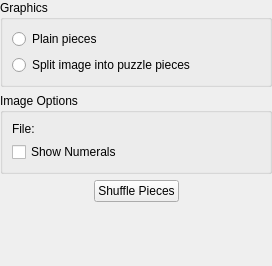
Above: applets/fifteenPuzzle/src/fifteenPuzzleConfig.ui from KDE/kdeplasma-addons before the change. Below: the same form after it.
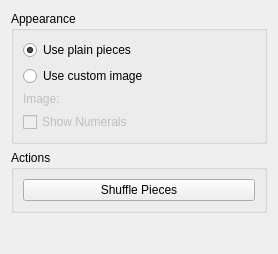
That is the form after the change. Custom widgets are drawn as their Qt base class.

Commit message:
Overall improvement on fifteen puzzle applet.
Add the possibility to save/load config options.
Improved config dialog layout.
Added "Shuffle Pieces" option to the context menu.
Fixed coding style to fit others applets coding style.
Other small fixes.

```diff
--- a/applets/fifteenPuzzle/src/fifteenPuzzleConfig.ui
+++ b/applets/fifteenPuzzle/src/fifteenPuzzleConfig.ui
@@ -5,61 +5,56 @@
    <rect>
     <x>0</x>
     <y>0</y>
-    <width>272</width>
-    <height>266</height>
+    <width>278</width>
+    <height>254</height>
    </rect>
   </property>
   <property name="windowTitle" >
    <string>Configure Fifteen Puzzle</string>
   </property>
   <layout class="QVBoxLayout" >
-   <property name="leftMargin" >
-    <number>0</number>
-   </property>
-   <property name="topMargin" >
-    <number>0</number>
-   </property>
-   <property name="rightMargin" >
-    <number>0</number>
-   </property>
-   <property name="bottomMargin" >
-    <number>0</number>
-   </property>
    <item>
     <widget class="QGroupBox" name="groupBox" >
      <property name="title" >
-      <string>Graphics</string>
+      <string>Appearance</string>
+     </property>
+     <property name="flat" >
+      <bool>true</bool>
      </property>
      <layout class="QVBoxLayout" >
       <item>
        <widget class="QRadioButton" name="rb_identical" >
         <property name="text" >
-         <string>Plain pieces</string>
+         <string>Use plain pieces</string>
+        </property>
+        <property name="checked" >
+         <bool>true</bool>
         </property>
        </widget>
       </item>
       <item>
        <widget class="QRadioButton" name="rb_split" >
         <property name="text" >
-         <string>Split image into puzzle pieces</string>
+         <string>Use custom image</string>
         </property>
        </widget>
       </item>
-     </layout>
-    </widget>
-   </item>
-   <item>
-    <widget class="QGroupBox" name="gb_imageOptions" >
-     <property name="title" >
-      <string>Image Options</string>
-     </property>
-     <layout class="QVBoxLayout" >
       <item>
        <layout class="QHBoxLayout" >
         <item>
-         <widget class="QLabel" name="label_3" >
+         <widget class="QLabel" name="lbl_image" >
+          <property name="enabled" >
+           <bool>false</bool>
+          </property>
           <property name="text" >
-           <string>File:</string>
+           <string>Image:</string>
+          </property>
+         </widget>
+        </item>
+        <item>
+         <widget class="KUrlRequester" name="urlRequester" >
+          <property name="enabled" >
+           <bool>false</bool>
           </property>
          </widget>
         </item>
@@ -67,6 +62,9 @@
       </item>
       <item>
        <widget class="QCheckBox" name="cb_showNumerals" >
+        <property name="enabled" >
+         <bool>false</bool>
+        </property>
         <property name="text" >
          <string>Show Numerals</string>
         </property>
@@ -76,41 +74,23 @@
     </widget>
    </item>
    <item>
-    <layout class="QHBoxLayout" >
-     <item>
-      <spacer>
-       <property name="orientation" >
-        <enum>Qt::Horizontal</enum>
-       </property>
-       <property name="sizeHint" >
-        <size>
-         <width>40</width>
-         <height>20</height>
-        </size>
-       </property>
-      </spacer>
-     </item>
-     <item>
-      <widget class="QPushButton" name="pb_shuffle" >
-       <property name="text" >
-        <string>Shuffle Pieces</string>
-       </property>
-      </widget>
-     </item>
-     <item>
-      <spacer>
-       <property name="orientation" >
-        <enum>Qt::Horizontal</enum>
-       </property>
-       <property name="sizeHint" >
-        <size>
-         <width>40</width>
-         <height>20</height>
-        </size>
-       </property>
-      </spacer>
-     </item>
-    </layout>
+    <widget class="QGroupBox" name="gb_actions" >
+     <property name="title" >
+      <string>Actions</string>
+     </property>
+     <property name="flat" >
+      <bool>true</bool>
+     </property>
+     <layout class="QVBoxLayout" >
+      <item>
+       <widget class="QPushButton" name="pb_shuffle" >
+        <property name="text" >
+         <string>Shuffle Pieces</string>
+        </property>
+       </widget>
+      </item>
+     </layout>
+    </widget>
    </item>
    <item>
     <spacer>
@@ -120,13 +100,20 @@
      <property name="sizeHint" >
       <size>
        <width>20</width>
-       <height>40</height>
+       <height>0</height>
       </size>
      </property>
     </spacer>
    </item>
   </layout>
  </widget>
+ <customwidgets>
+  <customwidget>
+   <class>KUrlRequester</class>
+   <extends>QFrame</extends>
+   <header>kurlrequester.h</header>
+  </customwidget>
+ </customwidgets>
  <resources/>
  <connections/>
 </ui>
```
Left out of the diff: 53 changed lines with no effect on the pictures. The commit also changes 8 other files.
